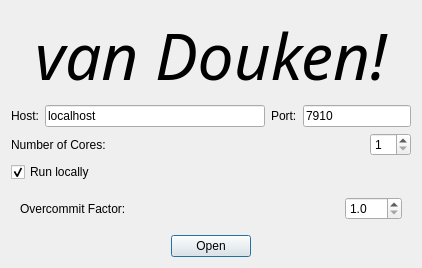
This is src/ui/startdialog.ui in vanDouken/vanDouken as Qt 5 draws it before an edit. The edited form follows.
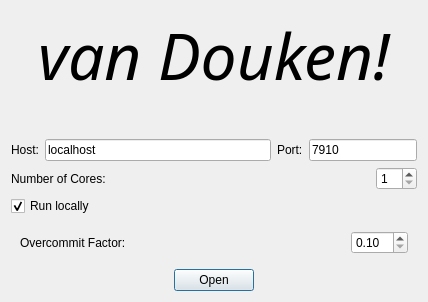
This is the edited form.

Diff of the .ui file:
```diff
--- a/src/ui/startdialog.ui
+++ b/src/ui/startdialog.ui
@@ -6,8 +6,8 @@
    <rect>
     <x>0</x>
     <y>0</y>
-    <width>422</width>
-    <height>256</height>
+    <width>428</width>
+    <height>302</height>
    </rect>
   </property>
   <property name="windowTitle">
@@ -172,10 +172,10 @@
         <item>
          <widget class="QDoubleSpinBox" name="doubleSpinBox">
           <property name="decimals">
-           <number>1</number>
+           <number>2</number>
           </property>
           <property name="minimum">
-           <double>1.000000000000000</double>
+           <double>0.100000000000000</double>
           </property>
           <property name="singleStep">
            <double>0.500000000000000</double>
```
Left out of the diff: 2 changed lines with no effect on the pictures.
